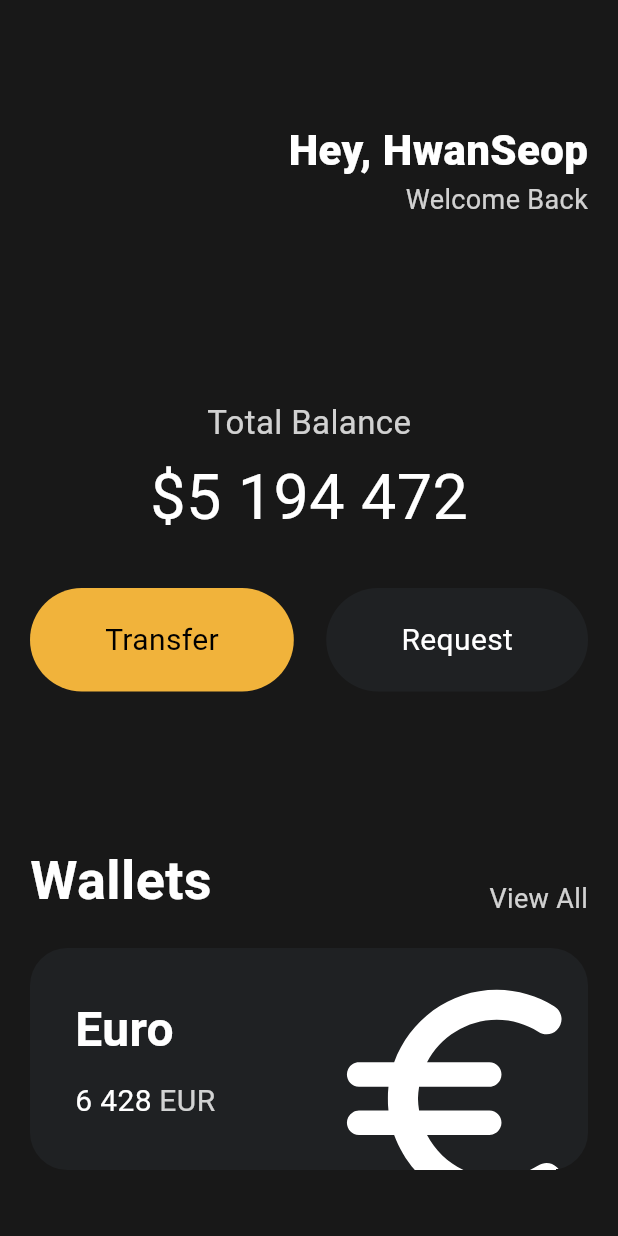
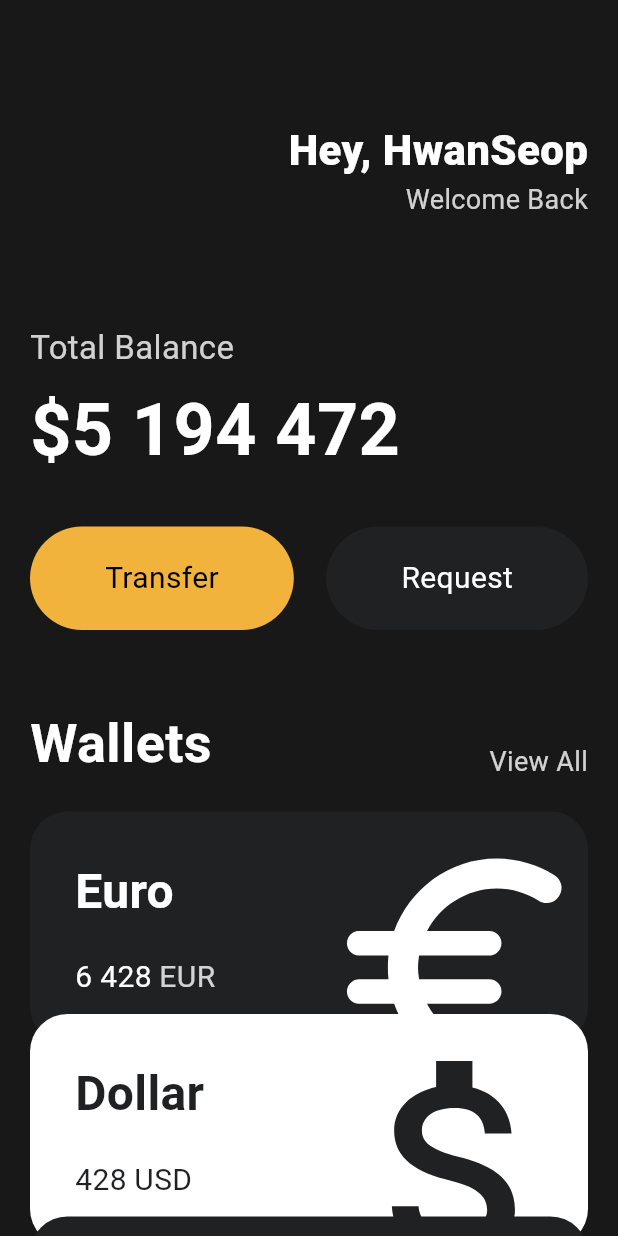
Before and after one commit to LeeGeonwoo22/FlutterTOON, a Flutter app: the screen it shows after launch, on a phone screen of 412 x 824 dp. Run offline on Flutter 3.47's test engine with Material 3 defaults, Android fonts, the phone set to English and light mode, and no system bars.

Commit message:
#2 wallet 완료

```diff
--- a/lib/main.dart
+++ b/lib/main.dart
@@ -1,5 +1,6 @@
 import 'package:flutter/material.dart';
 import 'package:toonfix/widgets/button.dart';
+import 'package:toonfix/widgets/currency_card.dart';
 
 void main() {
   runApp(const App());
@@ -16,11 +17,13 @@ class App extends StatelessWidget {
     return MaterialApp(
         home: Scaffold(
       backgroundColor: const Color(0xFF181818),
-          body: Padding(
+      body: SingleChildScrollView(
+          child: Padding(
         padding: const EdgeInsets.symmetric(
           horizontal: 20,
         ),
         child: Column(
+          crossAxisAlignment: CrossAxisAlignment.start,
           children: [
             const SizedBox(
               height: 80,
@@ -36,7 +39,8 @@ class App extends StatelessWidget {
                       style: TextStyle(
                         color: Colors.white,
                         fontSize: 28,
-                              fontWeight: FontWeight.w800),
+                        fontWeight: FontWeight.w800,
+                      ),
                     ),
                     Text(
                       'Welcome Back',
@@ -50,7 +54,7 @@ class App extends StatelessWidget {
               ],
             ),
             const SizedBox(
-                  height: 120,
+              height: 70,
             ),
             const Text(
               'Total Balance',
@@ -62,7 +66,10 @@ class App extends StatelessWidget {
             ),
             const Text(
               '\$5 194 472',
-                  style: TextStyle(fontSize: 42, color: Colors.white),
+              style: TextStyle(
+                  fontSize: 48,
+                  fontWeight: FontWeight.w600,
+                  color: Colors.white),
             ),
             const SizedBox(
               height: 30,
@@ -81,7 +88,7 @@ class App extends StatelessWidget {
               ],
             ),
             const SizedBox(
-                  height: 100,
+              height: 50,
             ),
             const Row(
                 crossAxisAlignment: CrossAxisAlignment.end,
@@ -105,72 +112,33 @@ class App extends StatelessWidget {
             const SizedBox(
               height: 20,
             ),
-                Container(
-                  clipBehavior: Clip.hardEdge,
-                  decoration: BoxDecoration(
-                    color: const Color(0xFF1F2123),
-                    borderRadius: BorderRadius.circular(25),
+            const CurrencyCard(
+                name: 'Euro',
+                code: 'EUR',
+                amount: '6 428',
+                icon: Icons.euro_rounded,
+                isInverted: false),
+            Transform.translate(
+              offset: const Offset(0, -20),
+              child: const CurrencyCard(
+                  name: 'Dollar',
+                  code: 'USD',
+                  amount: '428',
+                  icon: Icons.attach_money_outlined,
+                  isInverted: true),
             ),
-                  child: Padding(
-                    padding: const EdgeInsets.all(30),
-                    child: Row(
-                      mainAxisAlignment: MainAxisAlignment.spaceBetween,
-                      children: [
-                        Column(
-                          crossAxisAlignment: CrossAxisAlignment.start,
-                          children: [
-                            const Text(
-                              'Euro',
-                              style: TextStyle(
-                                color: Colors.white,
-                                fontSize: 32,
-                                fontWeight: FontWeight.w600,
-                              ),
-                            ),
-                            const SizedBox(
-                              height: 10,
-                            ),
-                            Row(
-                              children: [
-                                const Text(
-                                  '6 428',
-                                  style: TextStyle(
-                                    color: Colors.white,
-                                    fontSize: 20,
-                                  ),
-                                ),
-                                const SizedBox(
-                                  width: 5,
-                                ),
-                                Text(
-                                  'EUR',
-                                  style: TextStyle(
-                                    color: Colors.white.withOpacity(0.8),
-                                    fontSize: 20,
-                                  ),
-                                ),
-                              ],
-                            )
-                          ],
-                        ),
-                        Transform.scale(
-                          scale: 2.2,
-                          child: Transform.translate(
-                            offset: const Offset(-5, 12),
-                            child: const Icon(
-                              Icons.euro_rounded,
-                              color: Colors.white,
-                              size: 88,
-                            ),
-                          ),
-                        )
-                      ],
-                    ),
-                  ),
+            Transform.translate(
+              offset: const Offset(0, -40),
+              child: const CurrencyCard(
+                  name: 'BitCoin',
+                  code: 'BTC',
+                  amount: '9 785',
+                  icon: Icons.currency_bitcoin,
+                  isInverted: false),
             )
           ],
         ),
       )),
-    );
+    ));
   }
 }
--- /dev/null
+++ b/lib/widgets/currency_card.dart
@@ -0,0 +1,90 @@
+import 'package:flutter/material.dart';
+
+class CurrencyCard extends StatelessWidget {
+  final String name, code, amount;
+  final IconData icon;
+  final bool isInverted;
+
+  final _blackColor = const Color(0xFF1F2123);
+
+  const CurrencyCard({
+    super.key,
+    required this.name,
+    required this.code,
+    required this.amount,
+    required this.icon,
+    required this.isInverted,
+  });
+
+  @override
+  Widget build(BuildContext context) {
+    return Container(
+      clipBehavior: Clip.hardEdge,
+      decoration: BoxDecoration(
+        color: isInverted ? Colors.white : _blackColor,
+        borderRadius: BorderRadius.circular(25),
+      ),
+      child: Padding(
+        padding: const EdgeInsets.all(30),
+        child: Row(
+          mainAxisAlignment: MainAxisAlignment.spaceBetween,
+          children: [
+            Column(
+              crossAxisAlignment: CrossAxisAlignment.start,
+              children: [
+                Text(
+                  name,
+                  style: TextStyle(
+                    color: isInverted ? _blackColor : Colors.white,
+                    fontSize: 32,
+                    fontWeight: FontWeight.w600,
+                  ),
+                ),
+                const SizedBox(
+                  height: 20,
+                ),
+                Row(
+                  children: [
+                    Text(
+                      amount,
+                      style: TextStyle(
+                        color: isInverted ? _blackColor : Colors.white,
+                        fontSize: 20,
+                      ),
+                    ),
+                    const SizedBox(
+                      width: 5,
+                    ),
+                    Text(
+                      code,
+                      style: TextStyle(
+                        color: isInverted
+                            ? _blackColor
+                            : Colors.white.withOpacity(0.8),
+                        fontSize: 20,
+                      ),
+                    ),
+                  ],
+                )
+              ],
+            ),
+            Transform.scale(
+              scale: 2.2,
+              child: Transform.translate(
+                offset: const Offset(
+                  -5,
+                  12,
+                ),
+                child: Icon(
+                  icon,
+                  color: isInverted ? _blackColor : Colors.white,
+                  size: 88,
+                ),
+              ),
+            )
+          ],
+        ),
+      ),
+    );
+  }
+}
```
Lines whose indentation alone changed are shown as unchanged.
